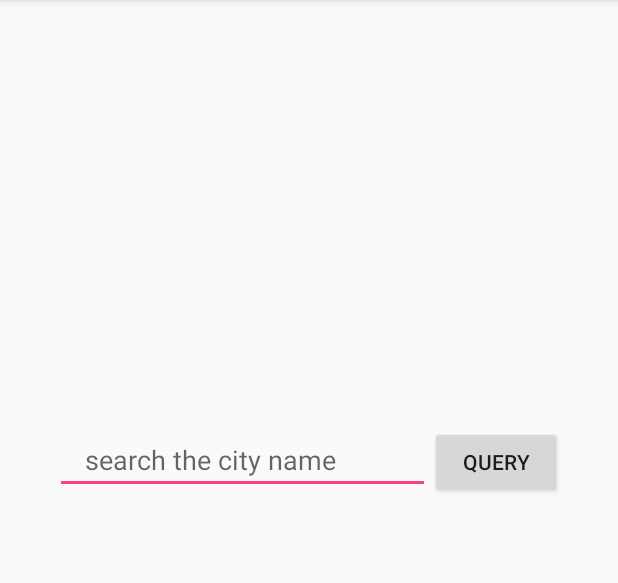
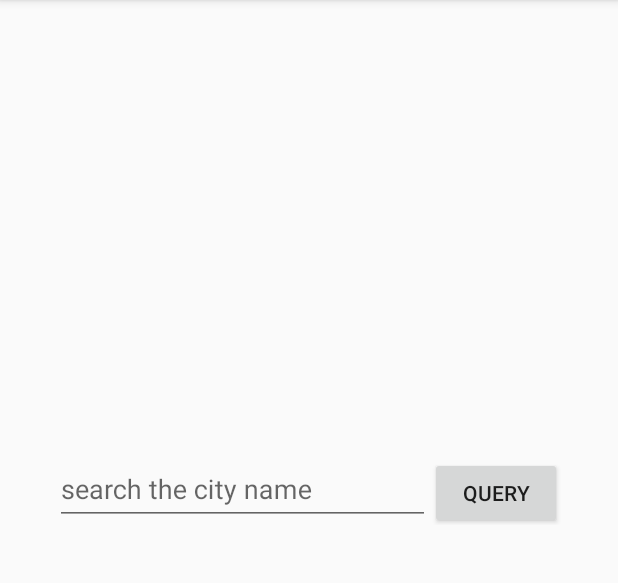
Before and after one commit to Kuanghusing/Weather, an Android app: the screen it shows after launch (SelectArea), on a phone screen of 412 x 824 dp, the part 84-667 px from its top. Run offline under Robolectric (Android 15) with nearby library versions, the phone set to English and light mode, and no system bars.

Commit message:
* 优化查询逻辑 * UI微调

```diff
--- a/app/build.gradle
+++ b/app/build.gradle
@@ -6,7 +6,7 @@ android {
 
     defaultConfig {
         applicationId "com.kuahusg.weather"
-        minSdkVersion 23
+        minSdkVersion 19
         targetSdkVersion 23
         versionCode 1
         versionName "1.0"
@@ -23,4 +23,5 @@ dependencies {
     compile fileTree(dir: 'libs', include: ['*.jar'])
     testCompile 'junit:junit:4.12'
     compile 'com.android.support:appcompat-v7:23.3.0'
+    compile 'com.android.support:design:23.3.0'
 }
--- a/app/src/main/java/com/kuahusg/weather/activities/SelectArea.java
+++ b/app/src/main/java/com/kuahusg/weather/activities/SelectArea.java
@@ -22,6 +22,7 @@ import com.kuahusg.weather.R;
 import com.kuahusg.weather.db.WeatherDB;
 import com.kuahusg.weather.model.City;
 import com.kuahusg.weather.util.LogUtil;
+import com.kuahusg.weather.util.Myapplication;
 import com.kuahusg.weather.util.Utility;
 
 import java.io.UnsupportedEncodingException;
@@ -34,11 +35,11 @@ import java.util.List;
 public class SelectArea extends AppCompatActivity {
     private Button queryButton;
     private EditText editText;
-    private ListView cityListView;
-    private List<String> cityList;
-    private List<City> cityL;
-    private ArrayAdapter<String> adapter;
-    private ProgressDialog progressDialog;
+    private static ListView cityListView;
+    private static List<String> cityList;
+    private static List<City> cityL;
+    private static ArrayAdapter<String> adapter;
+    private static ProgressDialog progressDialog;
     private boolean isFromWeatherActivity;
 
     @Override
@@ -75,27 +76,8 @@ public class SelectArea extends AppCompatActivity {
 
 //                cityList.clear();
                 String city = editText.getText().toString();
-                    Utility.quaryCity(city);
+                Utility.quaryCity(city);
 
-                cityL = Utility.cityList;
-
-//                LogUtil.v(this.toString() + "\tcityL.size()", cityL.size() + "\t");
-                cityList.clear();
-                for (City c :
-                        cityL) {
-                    cityList.add(c.getFullNmae());
-                }
-/*                LogUtil.v(this.getClass().getName() + "\tcityList.size()", +cityList.size() + "\t");
-                LogUtil.v(this.getClass().getName() + "\tcityList(0)", cityList.get(0));*/
-
-                if (cityList.size() > 0) {
-                    adapter.notifyDataSetChanged();
-                    cityListView.setSelection(0);
-
-                } else {
-                    Toast.makeText(SelectArea.this,"it seem no result...try again",Toast.LENGTH_LONG).show();
-                }
-                dismissProgress();
 
             }
         });
@@ -119,13 +101,55 @@ public class SelectArea extends AppCompatActivity {
 
     }
 
+
     public void showProgress() {
-            progressDialog = ProgressDialog.show(SelectArea.this, "loading", null);
+        if (progressDialog == null)
+            progressDialog = new ProgressDialog(this);
+        progressDialog.setMessage("loading");
+        progressDialog.setCancelable(true);
+        progressDialog.show();
     }
 
-    public void dismissProgress() {
+    public static void dismissProgress() {
         if (progressDialog.isShowing())
             progressDialog.dismiss();
     }
 
+
+    public static final int PROSSDIALOG_DISSMISS = 1;
+    public static final int RESULT_OK = 2;
+    public static Handler handler = new Handler() {
+        @Override
+        public void handleMessage(Message msg) {
+            super.handleMessage(msg);
+            switch (msg.what) {
+                case PROSSDIALOG_DISSMISS:
+                    dismissProgress();
+                    break;
+                case RESULT_OK:
+
+                    cityL = Utility.cityList;
+
+//                LogUtil.v(this.toString() + "\tcityL.size()", cityL.size() + "\t");
+                    cityList.clear();
+                    for (City c :
+                            cityL) {
+                        cityList.add(c.getFullNmae());
+                    }
+/*                LogUtil.v(this.getClass().getName() + "\tcityList.size()", +cityList.size() + "\t");
+                LogUtil.v(this.getClass().getName() + "\tcityList(0)", cityList.get(0));*/
+
+                    if (cityList.size() > 0) {
+                        adapter.notifyDataSetChanged();
+                        cityListView.setSelection(0);
+
+                    } else {
+                        Toast.makeText(Myapplication.getContext(), "it seem no result...try again", Toast.LENGTH_LONG).show();
+                    }
+                    break;
+
+            }
+        }
+    };
+
 }
--- a/app/src/main/res/layout/select_layout.xml
+++ b/app/src/main/res/layout/select_layout.xml
@@ -1,26 +1,34 @@
 <?xml version="1.0" encoding="utf-8"?>
 <RelativeLayout xmlns:android="http://schemas.android.com/apk/res/android"
     android:layout_width="match_parent"
-    android:layout_height="match_parent">
+    android:layout_height="match_parent"
+    android:focusable="true"
+    android:focusableInTouchMode="true">
 
     <RelativeLayout
         android:layout_width="match_parent"
-        android:layout_height="200dp"
+        android:layout_height="180dp"
         android:layout_centerInParent="true">
 
         <LinearLayout
             android:layout_width="wrap_content"
             android:layout_height="wrap_content"
             android:id="@+id/first"
-            android:layout_centerHorizontal="true">
+            android:layout_centerHorizontal="true"
+            android:orientation="horizontal">
 
-            <EditText
-                android:id="@+id/city_editText"
+
+            <android.support.design.widget.TextInputLayout
                 android:layout_width="250dp"
-                android:layout_height="wrap_content"
-                android:hint="search the city name"
-                android:paddingLeft="20dp"
-                android:paddingRight="20dp"/>
+                android:layout_height="wrap_content">
+
+                <EditText
+                    android:id="@+id/city_editText"
+                    android:layout_width="match_parent"
+                    android:layout_height="wrap_content"
+                    android:hint="search the city name"
+                    android:paddingRight="20dp" />
+            </android.support.design.widget.TextInputLayout>
 
             <Button
                 android:id="@+id/query_button"
```
Also changed, not shown: app/src/main/java/com/kuahusg/weather/activities/WeatherActivity.java (+122 -42 lines), app/src/main/java/com/kuahusg/weather/util/HttpUtil.java (+10 -3 lines), app/src/main/java/com/kuahusg/weather/util/Utility.java (+58 -14 lines).
